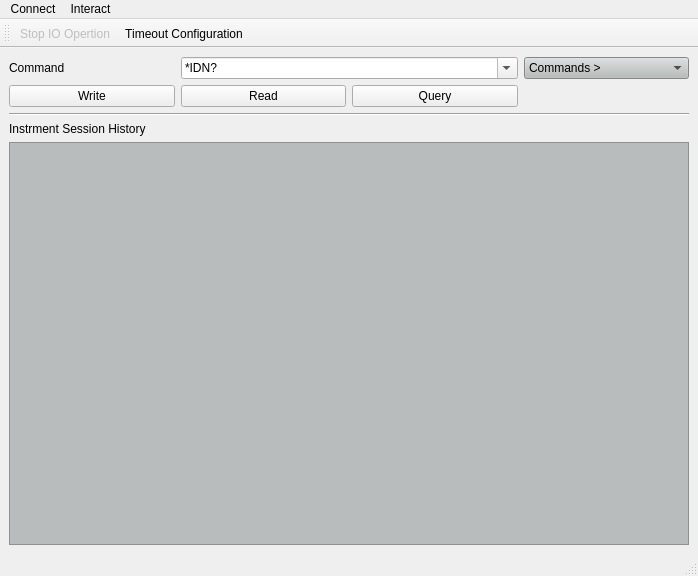
Qt form instrument_IO/ui/mainwindow.ui (madmadcat/QtCookBook_Demo) before a commit.
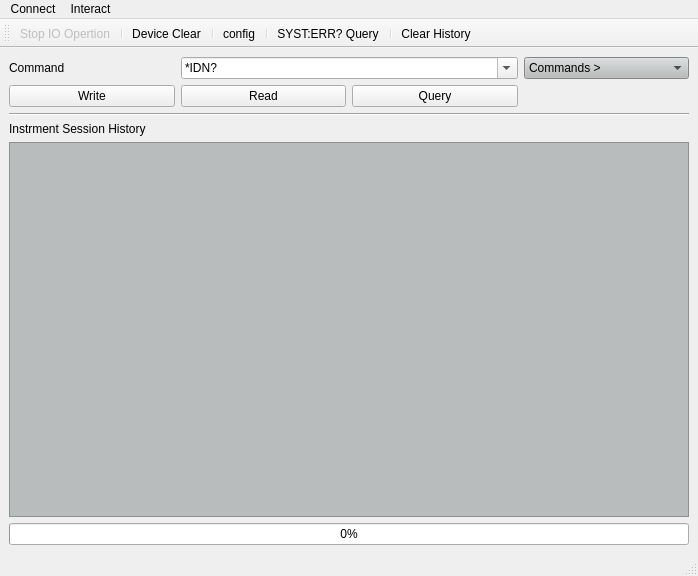
The same form after that commit. Icons and pictures are not drawn.

Commit message: Add config dialog

Diff of the .ui file:
```diff
--- a/instrument_IO/ui/mainwindow.ui
+++ b/instrument_IO/ui/mainwindow.ui
@@ -165,6 +165,16 @@
       </property>
      </widget>
     </item>
+    <item>
+     <widget class="QProgressBar" name="progressBar">
+      <property name="enabled">
+       <bool>true</bool>
+      </property>
+      <property name="value">
+       <number>0</number>
+      </property>
+     </widget>
+    </item>
    </layout>
   </widget>
   <widget class="QMenuBar" name="menubar">
@@ -190,9 +200,11 @@
      <string>Interact</string>
     </property>
     <addaction name="actionStop_IO_Opertion"/>
+    <addaction name="separator"/>
+    <addaction name="actionDevice_Clear"/>
+    <addaction name="actionSYST_ERR_Query"/>
     <addaction name="actionClear"/>
-    <addaction name="separator"/>
-    <addaction name="actiontimeout"/>
+    <addaction name="actionConfig"/>
    </widget>
    <addaction name="menuConnect"/>
    <addaction name="menuInteract"/>
@@ -209,7 +221,14 @@
     <bool>false</bool>
    </attribute>
    <addaction name="actionStop_IO_Opertion"/>
-   <addaction name="actiontimeout"/>
+   <addaction name="separator"/>
+   <addaction name="actionDevice_Clear"/>
+   <addaction name="separator"/>
+   <addaction name="actionConfig"/>
+   <addaction name="separator"/>
+   <addaction name="actionSYST_ERR_Query"/>
+   <addaction name="separator"/>
+   <addaction name="actionClear"/>
   </widget>
   <action name="actionConnect">
    <property name="text">
@@ -229,7 +248,7 @@
   </action>
   <action name="actionClear">
    <property name="text">
-    <string>Clear Session History</string>
+    <string>Clear History</string>
    </property>
   </action>
   <action name="actionStop_IO_Opertion">
@@ -252,13 +271,30 @@
     <string>Close the window</string>
    </property>
   </action>
-  <action name="actiontimeout">
+  <action name="actionConfig">
    <property name="icon">
     <iconset>
      <normaloff>../res/icon/setting-100.png</normaloff>../res/icon/setting-100.png</iconset>
    </property>
    <property name="text">
-    <string>Timeout Configuration</string>
+    <string>config</string>
+   </property>
+   <property name="toolTip">
+    <string>configuration</string>
+   </property>
+  </action>
+  <action name="actionDevice_Clear">
+   <property name="icon">
+    <iconset>
+     <normaloff>../res/icon/toolbox-100.png</normaloff>../res/icon/toolbox-100.png</iconset>
+   </property>
+   <property name="text">
+    <string>Device Clear</string>
+   </property>
+  </action>
+  <action name="actionSYST_ERR_Query">
+   <property name="text">
+    <string>SYST:ERR? Query</string>
    </property>
   </action>
  </widget>
```
The commit also changes 10 other files.
